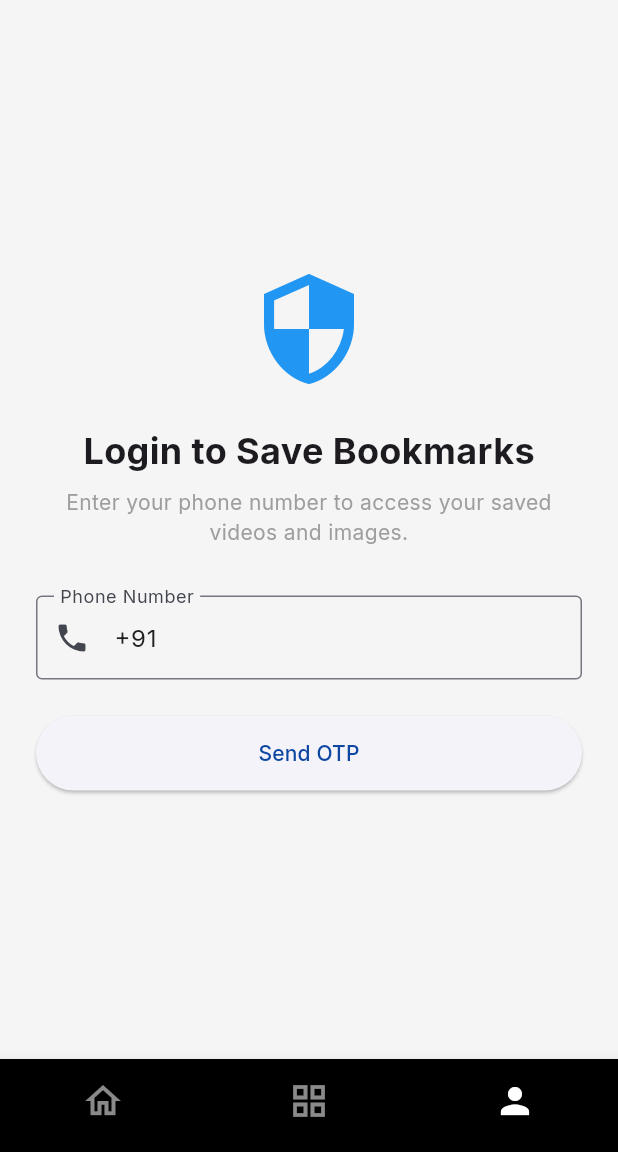
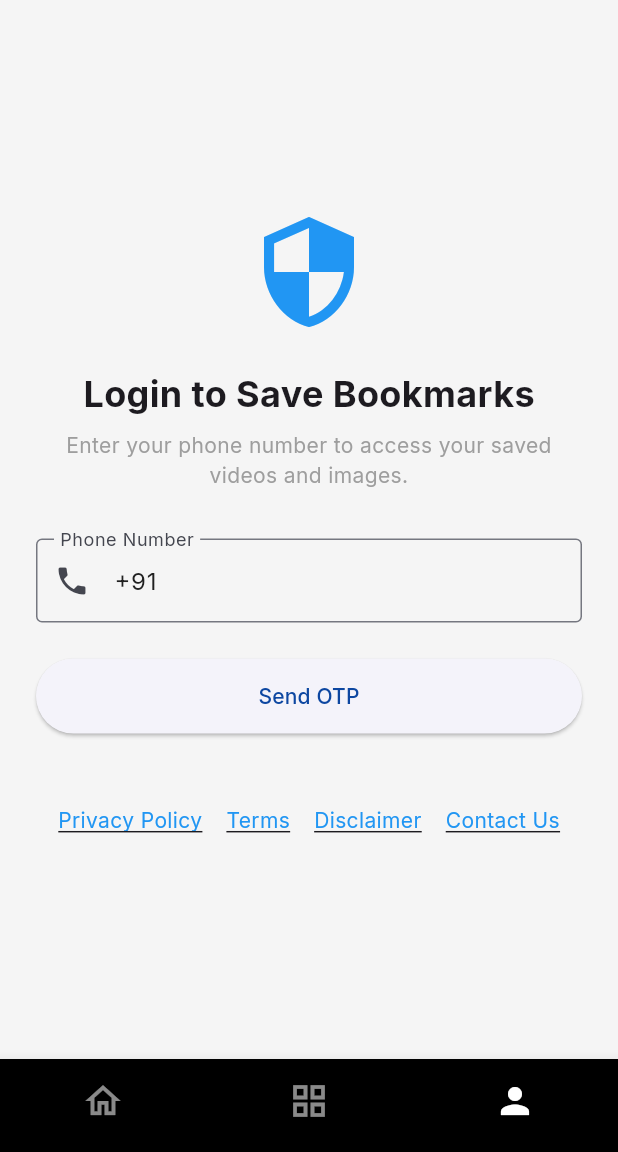
Before and after one commit to Nitestiwary/jaybheem-app, a Flutter app: the screen it shows after launch, item 3 of the bottom bar chosen, on a phone screen of 412 x 824 dp, the part 84-1236 px from its top. Run offline on Flutter 3.47's test engine with Material 3 defaults, Android fonts, the phone set to English and light mode, and no system bars; our stand-ins replace cached_network_image, cloud_firestore, dio, firebase_auth, firebase_core, google_fonts and 4 more; missing offline and left inert: appinio_social_share, gal; accounts and stored records are empty; network calls fail.

Commit message:
Feat: Add legal and contact links to profile screen

```diff
--- a/mobile_app/lib/screens/profile_screen.dart
+++ b/mobile_app/lib/screens/profile_screen.dart
@@ -116,6 +116,25 @@ class _ProfileScreenState extends State<ProfileScreen> {
               ),
             ),
           ],
+          const SizedBox(height: 40),
+          _buildLegalLinks(),
+        ],
+      ),
+    );
+  }
+
+  Widget _buildLegalLinks() {
+    return Padding(
+      padding: const EdgeInsets.symmetric(vertical: 8),
+      child: Wrap(
+        alignment: WrapAlignment.center,
+        spacing: 16,
+        runSpacing: 8,
+        children: [
+          GestureDetector(onTap: (){}, child: const Text('Privacy Policy', style: TextStyle(color: Colors.blue, decoration: TextDecoration.underline))),
+          GestureDetector(onTap: (){}, child: const Text('Terms', style: TextStyle(color: Colors.blue, decoration: TextDecoration.underline))),
+          GestureDetector(onTap: (){}, child: const Text('Disclaimer', style: TextStyle(color: Colors.blue, decoration: TextDecoration.underline))),
+          GestureDetector(onTap: (){}, child: const Text('Contact Us', style: TextStyle(color: Colors.blue, decoration: TextDecoration.underline))),
         ],
       ),
     );
@@ -138,7 +157,9 @@ class _ProfileScreenState extends State<ProfileScreen> {
                 onPressed: () => FirebaseAuth.instance.signOut(),
                 icon: const Icon(Icons.logout, size: 18),
                 label: const Text('Sign Out'),
-              )
+              ),
+              const SizedBox(height: 16),
+              _buildLegalLinks(),
             ],
           ),
         ),
```
